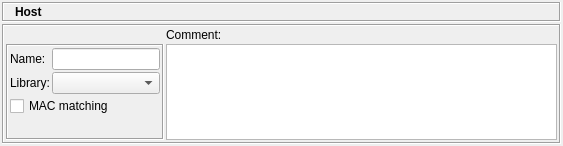
Old version of the form src/gui/hostdialog_q.ui in the repository fwbuilder/fwbuilder.
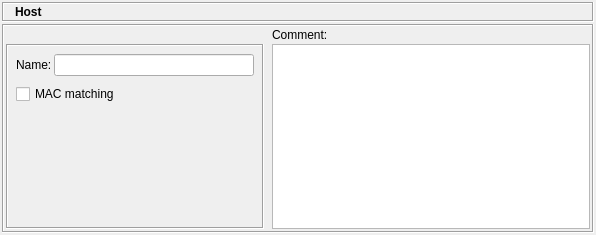
New version of the form. Icons and pictures are not drawn.

Commit message: Removed "Library" from all object dialogs; some dialogs tidying

The edit to the form file:
```diff
--- a/src/gui/hostdialog_q.ui
+++ b/src/gui/hostdialog_q.ui
@@ -8,8 +8,8 @@
    <rect>
     <x>0</x>
     <y>0</y>
-    <width>563</width>
-    <height>146</height>
+    <width>596</width>
+    <height>235</height>
    </rect>
   </property>
   <property name="windowTitle" >
@@ -144,7 +144,7 @@
          <number>2</number>
         </property>
         <property name="horizontalSpacing" >
-         <number>2</number>
+         <number>8</number>
         </property>
         <property name="verticalSpacing" >
          <number>2</number>
@@ -159,22 +159,22 @@
           </property>
           <layout class="QGridLayout" >
            <property name="leftMargin" >
-            <number>2</number>
+            <number>8</number>
            </property>
            <property name="topMargin" >
-            <number>2</number>
+            <number>8</number>
            </property>
            <property name="rightMargin" >
-            <number>2</number>
+            <number>8</number>
            </property>
            <property name="bottomMargin" >
-            <number>2</number>
+            <number>8</number>
            </property>
            <property name="horizontalSpacing" >
             <number>2</number>
            </property>
            <property name="verticalSpacing" >
-            <number>2</number>
+            <number>8</number>
            </property>
            <item row="2" column="0" colspan="2" >
             <widget class="QCheckBox" name="MACmatching" >
@@ -209,16 +209,6 @@
              </property>
             </widget>
            </item>
-           <item row="1" column="0" >
-            <widget class="QLabel" name="textLabel1_2" >
-             <property name="text" >
-              <string>Library:</string>
-             </property>
-             <property name="wordWrap" >
-              <bool>false</bool>
-             </property>
-            </widget>
-           </item>
            <item row="0" column="1" >
             <widget class="QLineEdit" name="obj_name" >
              <property name="sizePolicy" >
@@ -227,15 +217,11 @@
                <verstretch>0</verstretch>
               </sizepolicy>
              </property>
-            </widget>
-           </item>
-           <item row="1" column="1" >
-            <widget class="QComboBox" name="libs" >
-             <property name="sizePolicy" >
-              <sizepolicy vsizetype="Fixed" hsizetype="Preferred" >
-               <horstretch>0</horstretch>
-               <verstretch>0</verstretch>
-              </sizepolicy>
+             <property name="minimumSize" >
+              <size>
+               <width>200</width>
+               <height>0</height>
+              </size>
              </property>
             </widget>
            </item>
```
Left out of the diff: 17 changed lines with no effect on the pictures. The commit also changes 41 other files.
